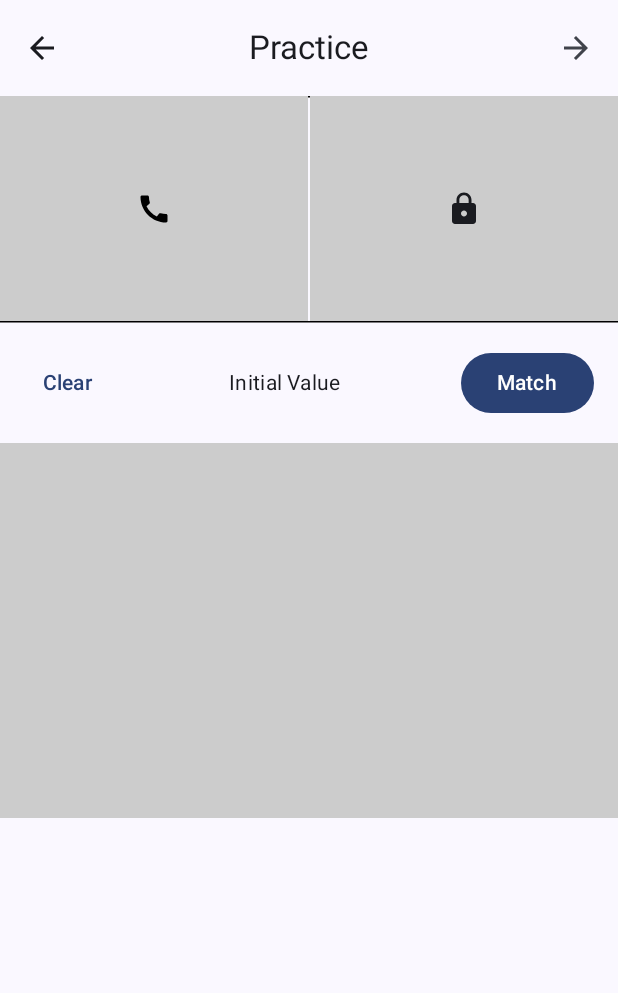
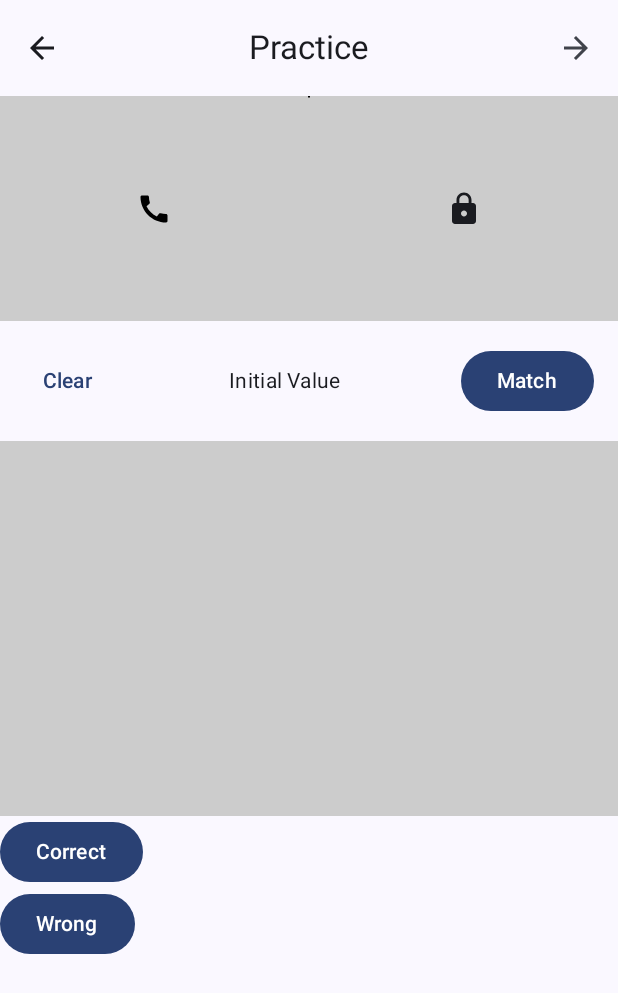
Before and after one commit to KarimTheCoder/Bangla_Banan, an Android app built with Jetpack Compose: the PracticeScreen screen opened through its navigation route, after a tap on "Favorite icon", on a phone screen of 412 x 824 dp. Shown: the top 993 px of the screen. Run offline under Robolectric (Android 15) with nearby library versions, the light colour scheme and no system bars; our stand-ins replace livedata-compose; 12 statements that could not run were skipped.

Commit message:
Correct and Wrong animation implemented

```diff
--- a/app/src/main/java/com/google/mlkit/samples/vision/digitalink/kotlin/ui/components/DrawerLayoutHelper.kt
+++ b/app/src/main/java/com/google/mlkit/samples/vision/digitalink/kotlin/ui/components/DrawerLayoutHelper.kt
@@ -3,6 +3,7 @@ package com.google.mlkit.samples.vision.digitalink.kotlin.ui.components
 import androidx.compose.foundation.layout.Row
 import androidx.compose.foundation.layout.fillMaxWidth
 import androidx.compose.foundation.layout.padding
+import androidx.compose.foundation.layout.width
 import androidx.compose.material.icons.Icons
 import androidx.compose.material.icons.filled.Menu
 import androidx.compose.material3.DrawerState
@@ -48,7 +49,7 @@ fun MyDrawerLayout(
 fun DrawerContent(drawerState: DrawerState, selectedItem: DrawerItem?, onItemSelect: (DrawerItem) -> Unit) {
     val drawerItems = getDrawerItems()
 
-    ModalDrawerSheet {
+    ModalDrawerSheet(modifier = Modifier.width(300.dp)) {
         Text("Folders", modifier = Modifier.padding(16.dp))
         HorizontalDivider()
         drawerItems.forEach { item ->
--- a/app/src/main/java/com/google/mlkit/samples/vision/digitalink/kotlin/ui/navigation/Navigation.kt
+++ b/app/src/main/java/com/google/mlkit/samples/vision/digitalink/kotlin/ui/navigation/Navigation.kt
@@ -23,7 +23,7 @@ import com.google.mlkit.samples.vision.digitalink.kotlin.ui.screens.lesson.Lesso
 import com.google.mlkit.samples.vision.digitalink.kotlin.ui.screens.practice.HorizontalLayoutWithTextButtonAndMatchButton
 import com.google.mlkit.samples.vision.digitalink.kotlin.ui.screens.practice.PracticeScreen
 import com.google.mlkit.samples.vision.digitalink.kotlin.ui.screens.practice.PracticeViewModel
-import com.google.mlkit.samples.vision.digitalink.kotlin.ui.screens.practice.TwoBoxesWithLines
+
 
 
 @Composable
--- /dev/null
+++ b/app/src/main/java/com/google/mlkit/samples/vision/digitalink/kotlin/ui/screens/practice/CardState.kt
@@ -0,0 +1,7 @@
+package com.google.mlkit.samples.vision.digitalink.kotlin.ui.screens.practice
+
+enum class CardState {
+    SHOW,
+    CORRECT,
+    WRONG
+}
--- a/app/src/main/java/com/google/mlkit/samples/vision/digitalink/kotlin/ui/screens/practice/PracticeScreen.kt
+++ b/app/src/main/java/com/google/mlkit/samples/vision/digitalink/kotlin/ui/screens/practice/PracticeScreen.kt
@@ -2,7 +2,9 @@ package com.google.mlkit.samples.vision.digitalink.kotlin.ui.screens.practice
 
 import android.util.Log
 import androidx.compose.foundation.layout.Column
+import androidx.compose.material3.Button
 import androidx.compose.material3.ExperimentalMaterial3Api
+import androidx.compose.material3.Text
 import androidx.compose.runtime.Composable
 import androidx.navigation.NavController
 import com.google.mlkit.samples.vision.digitalink.kotlin.ui.components.PracticeTopBar
@@ -14,10 +16,9 @@ import com.google.mlkit.samples.vision.digitalink.kotlin.ui.components.draw.Stro
 fun PracticeScreen(navController: NavController) {
 
 
-    var viewModel: PracticeViewModel = PracticeViewModel()
+    var viewModel = PracticeViewModel()
     viewModel.initializeDrawingRecognition()
     val strokeManager = viewModel.strokeManager
-    //strokeManager.setStatusChangedListener()
     strokeManager.setClearCurrentInkAfterRecognition(true)
     strokeManager.setTriggerRecognitionAfterInput(false)
 
@@ -26,8 +27,6 @@ fun PracticeScreen(navController: NavController) {
 
     val listener = object : StrokeManager.StatusChangedListener {
         override fun onStatusChanged() {
-            //val strokeManager = viewModel.strokeManager // Assuming you have access to the StrokeManager
-
             strokeManager.text?.let { viewModel.updateText(it) }
             Log.i("regtag", "status changed: ${strokeManager.text}")
         }
@@ -37,10 +36,25 @@ fun PracticeScreen(navController: NavController) {
     Column {
 
         PracticeTopBar(navController)
-        TwoBoxesWithLines()
+        TwoBoxesWithLines0(viewModel)
         HorizontalLayoutWithTextButtonAndMatchButton(strokeManager, viewModel)
+        MyXmlButtonView(strokeManager,viewModel)
 
-        MyXmlButtonView(strokeManager,viewModel)
+
+        Button(onClick = {
+                        viewModel.toggleCorrect()
+            }) {
+
+            Text(text = "Correct")
+
+        }
+        Button(onClick = {
+            viewModel.toggleWrong()
+        }) {
+
+            Text(text = "Wrong")
+
+        }
 
 
     }
--- a/app/src/main/java/com/google/mlkit/samples/vision/digitalink/kotlin/ui/screens/practice/PracticeUIComponents.kt
+++ b/app/src/main/java/com/google/mlkit/samples/vision/digitalink/kotlin/ui/screens/practice/PracticeUIComponents.kt
@@ -1,13 +1,20 @@
 package com.google.mlkit.samples.vision.digitalink.kotlin.ui.screens.practice
 
+import androidx.compose.animation.animateColorAsState
 import androidx.compose.animation.animateContentSize
+import androidx.compose.animation.core.animateFloatAsState
 import androidx.compose.animation.core.tween
+import androidx.compose.foundation.LocalIndication
 import androidx.compose.foundation.background
+import androidx.compose.foundation.clickable
+import androidx.compose.foundation.interaction.MutableInteractionSource
+import androidx.compose.foundation.layout.Arrangement
 import androidx.compose.foundation.layout.Box
 import androidx.compose.foundation.layout.Column
 import androidx.compose.foundation.layout.Row
 import androidx.compose.foundation.layout.Spacer
 import androidx.compose.foundation.layout.fillMaxHeight
+import androidx.compose.foundation.layout.fillMaxSize
 import androidx.compose.foundation.layout.fillMaxWidth
 import androidx.compose.foundation.layout.height
 import androidx.compose.foundation.layout.padding
@@ -16,6 +23,7 @@ import androidx.compose.foundation.layout.width
 import androidx.compose.material.icons.Icons
 import androidx.compose.material.icons.filled.Call
 import androidx.compose.material.icons.filled.Lock
+import androidx.compose.material.ripple.rememberRipple
 import androidx.compose.material3.Button
 import androidx.compose.material3.HorizontalDivider
 import androidx.compose.material3.Icon
@@ -24,6 +32,7 @@ import androidx.compose.material3.MaterialTheme
 import androidx.compose.material3.Text
 import androidx.compose.material3.TextButton
 import androidx.compose.runtime.Composable
+import androidx.compose.runtime.collectAsState
 import androidx.compose.runtime.getValue
 import androidx.compose.runtime.livedata.observeAsState
 import androidx.compose.runtime.mutableStateOf
@@ -32,71 +41,20 @@ import androidx.compose.runtime.setValue
 import androidx.compose.ui.Alignment
 import androidx.compose.ui.Modifier
 import androidx.compose.ui.graphics.Color
+import androidx.compose.ui.graphics.graphicsLayer
 import androidx.compose.ui.unit.dp
 import com.google.mlkit.samples.vision.digitalink.kotlin.ui.components.draw.StrokeManager
 
 
-@Composable
-fun TwoBoxesWithLines() {
-    Column(
-        modifier = Modifier
-            .fillMaxWidth()
-    ) {
-        Row(
-            modifier = Modifier
-                .fillMaxWidth()
-                .height(150.dp)
-            , // Space for bottom line
-            verticalAlignment = Alignment.CenterVertically
-        ) {
-            // First Box
-            Box(
-                modifier = Modifier
-                    .weight(1f) // Equal width for both boxes
-                    .height(150.dp) // Set height
-                    .background(Color.LightGray),
-                contentAlignment = Alignment.Center
-            ) {
-                IconButton(
-                    onClick = {  } // This triggers the action when the button is clicked
-                ) {
-                    Icon(
-                        imageVector = Icons.Default.Call, // Built-in favorite icon
-                        contentDescription = "Favorite icon",
-                        tint = Color.Black, // Optional color for the icon
-                        modifier = Modifier.size(24.dp) // Optional size modifier
-                    )
-                }
-            }
 
-            // Vertical divider line
-            HorizontalDivider(
-                modifier = Modifier
-                    .width(1.dp)
-                    .fillMaxHeight(),
-                color = Color.Black
-            )
 
-            // Second Box
-            Box(
-                modifier = Modifier
-                    .weight(1f) // Equal width for both boxes
-                    .height(150.dp) // Set height
-                    .background(Color.LightGray),
-                contentAlignment = Alignment.Center
-            ) {
-                RevealTextButton()
-            }
-        }
 
-        // Horizontal line under the Row
-        HorizontalDivider(
-            modifier = Modifier.fillMaxWidth(),
-            thickness = 1.dp,
-            color = Color.Black
-        )
-    }
-}
+
+
+
+
+
+
 @Composable
 fun RevealTextButton() {
     // State to track whether the text is visible
@@ -127,7 +85,6 @@ fun RevealTextButton() {
         }
     }
 }
-
 @Composable
 fun HorizontalLayoutWithTextButtonAndMatchButton(strokeManager: StrokeManager, viewModel: PracticeViewModel) {
     val drawingViewRef = viewModel.drawingViewRef
--- /dev/null
+++ b/app/src/main/java/com/google/mlkit/samples/vision/digitalink/kotlin/ui/screens/practice/WordCard.kt
@@ -0,0 +1,174 @@
+package com.google.mlkit.samples.vision.digitalink.kotlin.ui.screens.practice
+
+import androidx.compose.animation.AnimatedVisibility
+import androidx.compose.animation.core.animateFloatAsState
+import androidx.compose.animation.core.tween
+import androidx.compose.animation.slideInHorizontally
+import androidx.compose.foundation.background
+import androidx.compose.foundation.layout.Box
+import androidx.compose.foundation.layout.Column
+import androidx.compose.foundation.layout.Row
+import androidx.compose.foundation.layout.fillMaxHeight
+import androidx.compose.foundation.layout.fillMaxWidth
+import androidx.compose.foundation.layout.height
+import androidx.compose.foundation.layout.size
+import androidx.compose.foundation.layout.width
+import androidx.compose.material.icons.Icons
+import androidx.compose.material.icons.filled.Call
+import androidx.compose.material3.HorizontalDivider
+import androidx.compose.material3.Icon
+import androidx.compose.material3.IconButton
+import androidx.compose.runtime.Composable
+import androidx.compose.runtime.collectAsState
+import androidx.compose.runtime.getValue
+import androidx.compose.runtime.livedata.observeAsState
+import androidx.compose.ui.Alignment
+import androidx.compose.ui.Modifier
+import androidx.compose.ui.graphics.Color
+import androidx.compose.ui.graphics.graphicsLayer
+import androidx.compose.ui.unit.dp
+import com.google.mlkit.samples.vision.digitalink.kotlin.ui.components.lottie.CorrectAnimation
+import com.google.mlkit.samples.vision.digitalink.kotlin.ui.components.lottie.WrongAnimation
+
+@Composable
+fun TwoBoxesWithLines0(viewModel: PracticeViewModel) {
+
+    val isVisible by viewModel.isVisible.collectAsState()
+
+    val cardState by viewModel.cardState.observeAsState(CardState.SHOW)
+
+
+
+    val scale by animateFloatAsState(targetValue = if (isVisible) 1f else 0f, label = "")
+
+    val backgroundColor by viewModel.backgroundColor.collectAsState(initial = Color.LightGray)
+
+
+    Box(
+        modifier = Modifier
+            .background(backgroundColor)
+            .fillMaxWidth()
+            .height(150.dp),
+        contentAlignment = Alignment.Center
+    ) {
+
+
+
+
+//        when (cardState) {
+//            CardState.SHOW -> SlideInWordCard(scale,isVisible)
+//
+//            CardState.CORRECT -> {
+//                CorrectAnimation()
+//                SlideInWordCard(scale, isVisible)
+//            }
+//
+//            CardState.WRONG -> {
+//                WrongAnimation()
+//                WordCard(scale)
+//            }
+//        }
+
+
+        if(!isVisible){
+
+            if(cardState == CardState.CORRECT){
+
+                CorrectAnimation()
+
+            }else{
+
+                WrongAnimation()
+            }
+
+
+        }
+        if(cardState == CardState.CORRECT){
+
+
+            SlideInWordCard(scale = scale, isVisible = isVisible)
+        }else{
+
+            WordCard(scale = scale)
+        }
+
+
+    }
+}
+
+@Composable
+fun SlideInWordCard(scale: Float, isVisible: Boolean) {
+    AnimatedVisibility(
+        visible = isVisible,
+        enter = slideInHorizontally(
+            initialOffsetX = { it }, // `it` refers to the width of the composable
+            animationSpec = tween(durationMillis = 300)
+        )
+    ) {
+        WordCard(scale)
+    }
+}
+
+
+@Composable
+private fun WordCard(scale: Float) {
+    Column(
+        modifier = Modifier
+            .fillMaxWidth()
+            .fillMaxHeight()
+    ) {
+
+        Row(
+            modifier = Modifier
+                .fillMaxWidth()
+                .fillMaxHeight(),
+            verticalAlignment = Alignment.CenterVertically
+        ) {
+
+
+            // First Box
+            Box(
+                modifier = Modifier
+                    .weight(1f)
+                    .height(150.dp)
+                    .fillMaxHeight()
+                    .graphicsLayer(scaleX = scale, scaleY = scale), // Scale the first box in place
+                contentAlignment = Alignment.Center
+            ) {
+                IconButton(
+                    onClick = {}
+                ) {
+                    Icon(
+                        imageVector = Icons.Default.Call,
+                        contentDescription = "Favorite icon",
+                        tint = Color.Black,
+                        modifier = Modifier.size(24.dp)
+                    )
+                }
+            }
+
+            // Vertical divider line
+            HorizontalDivider(
+                modifier = Modifier
+                    .width(1.dp)
+                    .fillMaxHeight()
+                    .graphicsLayer(
+                        scaleX = scale,
+                        scaleY = scale
+                    ), // Scale the vertical divider in place
+                color = Color.Black
+            )
+
+            // Second Box
+            Box(
+                modifier = Modifier
+                    .weight(1f)
+                    .height(150.dp)
+                    .graphicsLayer(scaleX = scale, scaleY = scale), // Scale the second box in place
+                contentAlignment = Alignment.Center
+            ) {
+                RevealTextButton() // Your custom button
+            }
+        }
+    }
+}
--- /dev/null
+++ b/app/src/main/res/drawable/speak.xml
@@ -0,0 +1,5 @@
+<vector xmlns:android="http://schemas.android.com/apk/res/android" android:autoMirrored="true" android:height="24dp" android:tint="#000000" android:viewportHeight="24" android:viewportWidth="24" android:width="24dp">
+
+    <path android:fillColor="@android:color/white" android:pathData="M3,9v6h4l5,5L12,4L7,9L3,9zM16.5,12c0,-1.77 -1.02,-3.29 -2.5,-4.03v8.05c1.48,-0.73 2.5,-2.25 2.5,-4.02zM14,3.23v2.06c2.89,0.86 5,3.54 5,6.71s-2.11,5.85 -5,6.71v2.06c4.01,-0.91 7,-4.49 7,-8.77s-2.99,-7.86 -7,-8.77z"/>
+
+</vector>
```
Also changed, not shown: app/build.gradle.kts (+7 -5 lines), app/src/main/java/com/google/mlkit/samples/vision/digitalink/kotlin/ui/components/lottie/LottieAnimations.kt (added, +68 -0 lines), app/src/main/java/com/google/mlkit/samples/vision/digitalink/kotlin/ui/screens/complete/SessionResult.kt (+2 -25 lines), app/src/main/java/com/google/mlkit/samples/vision/digitalink/kotlin/ui/screens/practice/PracticeViewModel.kt (+54 -0 lines), app/src/main/res/raw/correct.json (added, +1 -0 lines), app/src/main/res/raw/wrong.json (added, +1 -0 lines).
